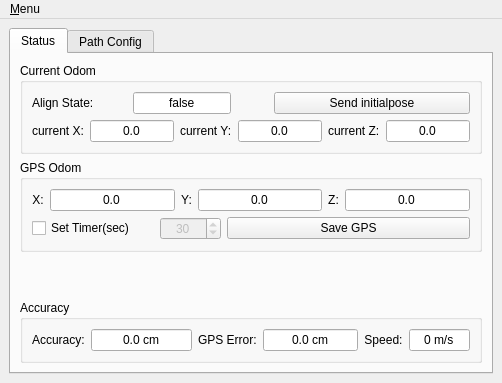
Before: the Qt Designer form ui/main_window.ui in zang09/localization_ui, drawn with Qt 5.
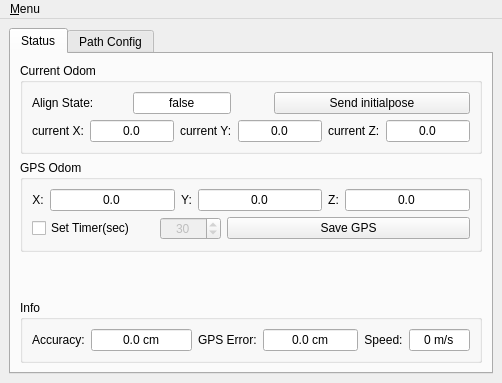
After: the same form once the commit is applied. Icons and pictures are not drawn.

Diff of the .ui file:
```diff
--- a/ui/main_window.ui
+++ b/ui/main_window.ui
@@ -176,7 +176,7 @@
         <item row="3" column="0">
          <widget class="QGroupBox" name="groupBox_3">
           <property name="title">
-           <string>Accuracy</string>
+           <string>Info</string>
           </property>
           <layout class="QGridLayout" name="gridLayout_5" rowstretch="0" columnstretch="3,3,2">
            <item row="0" column="0">
```
